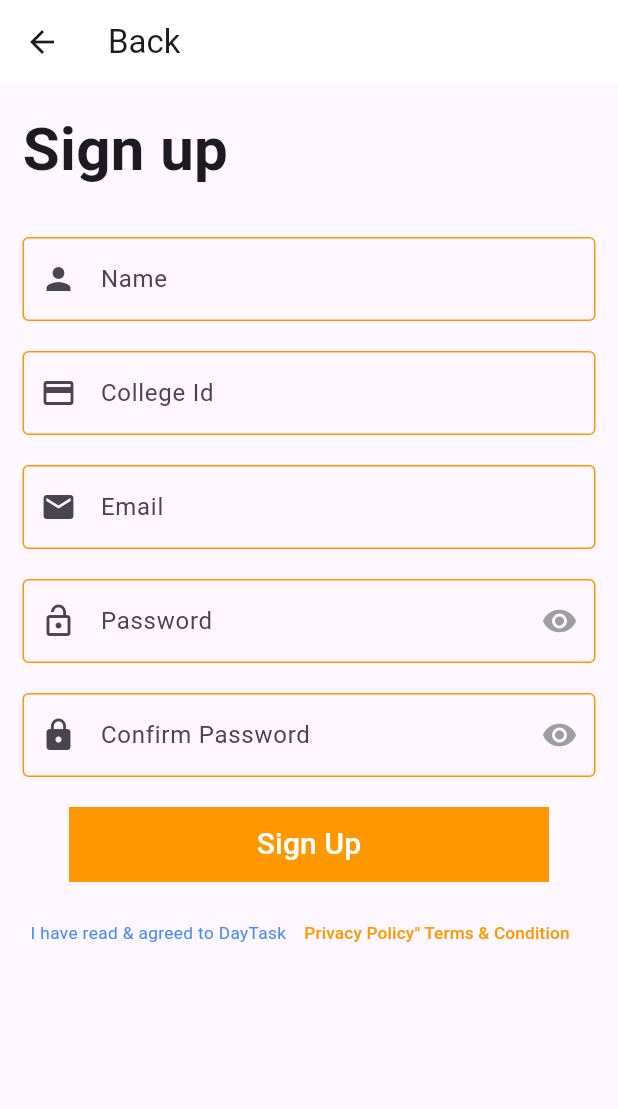
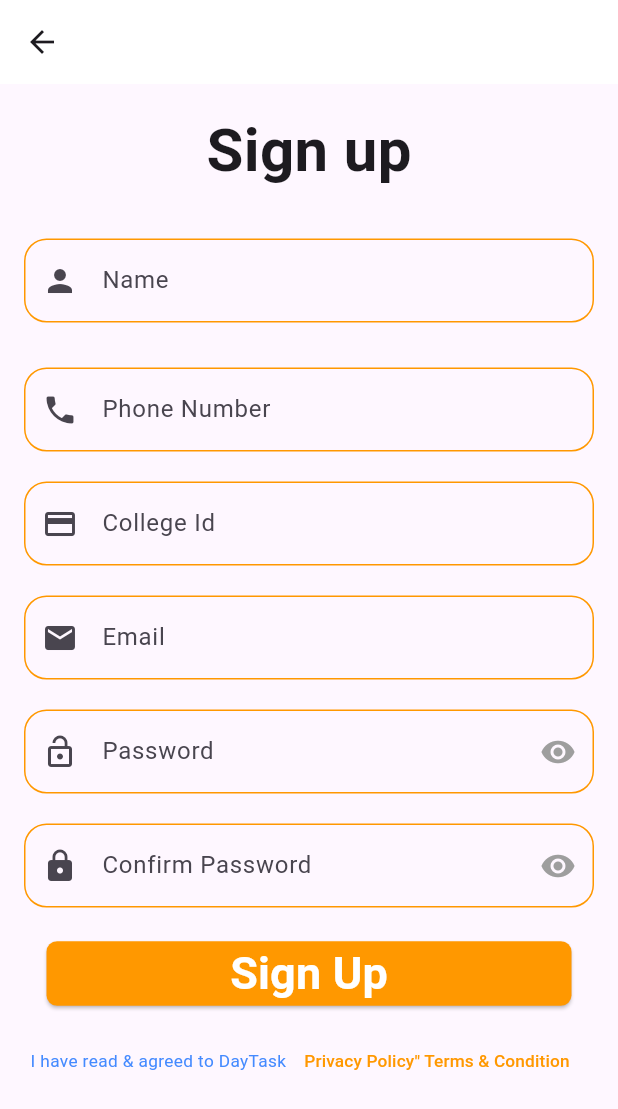
Before and after one commit to OmarMost/gis, a Flutter app: the Sign_up screen opened directly with empty values, on a phone screen of 412 x 824 dp. Shown: the top 1109 px of the screen. Run offline on Flutter 3.47's test engine with Material 3 defaults, Android fonts, the phone set to English and light mode, and no system bars; our stand-ins replace firebase_auth, firebase_core; accounts and stored records are empty; Roboto replaces fonts that are missing (DidactGothic-Regular).

Commit message:
simo login and signup

```diff
--- a/lib/Screens/on_boarding.dart
+++ b/lib/Screens/onboarding_Screens/on_boarding.dart
@@ -1,7 +1,7 @@
 import 'package:flutter/material.dart';
 import 'package:gis/Screens/SecurtyScreens/homesecurty.dart';
 import 'package:gis/Screens/help.dart';
-import 'student_home.dart'; //By Elgammal
+import '../student_home.dart'; //By Elgammal
 import 'on_boarding2.dart';
 
 class Onboarding extends StatelessWidget {
--- a/lib/Screens/on_boarding2.dart
+++ b/lib/Screens/onboarding_Screens/on_boarding2.dart
@@ -1,5 +1,5 @@
 import 'package:flutter/material.dart';
-import 'auth_page.dart';
+import '../auth_page.dart';
 import 'on_boarding3.dart';
 
 class Onboarding2 extends StatelessWidget {
--- a/lib/Screens/on_boarding3.dart
+++ b/lib/Screens/onboarding_Screens/on_boarding3.dart
@@ -1,5 +1,5 @@
 import 'package:flutter/material.dart';
-import 'auth_page.dart';
+import '../auth_page.dart';
 import 'on_boarding4.dart';
 
 class Onboarding3 extends StatelessWidget {
--- a/lib/Screens/on_boarding4.dart
+++ b/lib/Screens/onboarding_Screens/on_boarding4.dart
@@ -1,4 +1,4 @@
-import 'auth_page.dart';
+import '../auth_page.dart';
 import 'package:flutter/material.dart';
 
 class Onboarding4 extends StatelessWidget {
--- a/lib/Screens/signup.dart
+++ b/lib/Screens/signup.dart
@@ -2,12 +2,10 @@ import 'package:flutter/material.dart';
 import 'package:firebase_auth/firebase_auth.dart';
 import 'package:flutter/widgets.dart';
 import 'package:gis/Screens/home.dart';
-
-
+import 'package:gis/Screens/student_home.dart';
 
 class Sign_up extends StatefulWidget {
   const Sign_up({super.key, required void Function() onPressed});
-
   @override
   State<Sign_up> createState() => _Sign_upState();
 }
@@ -28,7 +26,7 @@ class _Sign_upState extends State<Sign_up> {
       Navigator.push(
           context,
           MaterialPageRoute(
-            builder: (context) => Home(),
+            builder: (context) => StudentHome(),
           ));
     } else {
       print('Password doesnt match');
@@ -36,24 +34,22 @@ class _Sign_upState extends State<Sign_up> {
   }
 
   @override
- Widget build(BuildContext context)  {
+  Widget build(BuildContext context) {
     return Scaffold(
       appBar: AppBar(
-        leading:const BackButton(),
-        title:const Text("Back"),
+        leading: const BackButton(),
         centerTitle: false,
-        backgroundColor: Colors.white,),
-      body : Padding(
-        padding: const EdgeInsets.all(15.0),
-        child : SingleChildScrollView(
-       child :Column(
-        children :
-        [
+        backgroundColor: Colors.white,
+      ),
+      body: Padding(
+        padding: const EdgeInsets.all(16.0),
+        child: SingleChildScrollView(
+          child: Column(children: [
             Row(
+              mainAxisAlignment: MainAxisAlignment.center,
               children: [
-            const Text (
+                const Text(
                   'Sign up',
-
                   style: TextStyle(
                     fontSize: 40.0,
                     fontWeight: FontWeight.bold,
@@ -61,38 +57,60 @@ class _Sign_upState extends State<Sign_up> {
                 ),
               ],
             ),
-      const SizedBox(height:30.0 ,),
+            const SizedBox(
+              height: 30.0,
+            ),
             TextFormField(
                 //controller: nameController,
-       decoration: const InputDecoration(
+                decoration: InputDecoration(
               labelText: 'Name',
               prefixIcon: Icon(Icons.person),
               enabledBorder: OutlineInputBorder(
-        borderSide: BorderSide(color: Colors.orange)
-       )
-       )
+                  borderSide: BorderSide(color: Colors.orange),
+                  borderRadius: BorderRadius.circular(15)),
+            )),
+            const SizedBox(
+              height: 30.0,
             ),
-       const SizedBox(height: 20.0,),
+            TextFormField(
+                keyboardType: TextInputType.phone, //controller: nameController,
+                decoration: InputDecoration(
+                  labelText: 'Phone Number',
+                  prefixIcon: Icon(Icons.phone),
+                  enabledBorder: OutlineInputBorder(
+                      borderSide: BorderSide(color: Colors.orange),
+                      borderRadius: BorderRadius.circular(15)),
+                )),
+            const SizedBox(
+              height: 20.0,
+            ),
             TextFormField(
               //controller: collegeIdController,
               keyboardType: TextInputType.phone,
-         decoration:const InputDecoration(
+              decoration: InputDecoration(
                 labelText: 'College Id',
                 prefixIcon: Icon(Icons.credit_card),
-          enabledBorder:OutlineInputBorder(borderSide: BorderSide(color: Colors.orange))
-         )
+                enabledBorder: OutlineInputBorder(
+                    borderSide: BorderSide(color: Colors.orange),
+                    borderRadius: BorderRadius.circular(15)),
               ),
-      const SizedBox(height: 20.0,),
+            ),
+            const SizedBox(
+              height: 20.0,
+            ),
             TextFormField(
                 controller: emailController,
                 keyboardType: TextInputType.emailAddress,
-        decoration:const InputDecoration(
+                decoration: InputDecoration(
                   labelText: 'Email',
                   prefixIcon: Icon(Icons.email),
-          enabledBorder: OutlineInputBorder(borderSide: BorderSide(color: Colors.orange))
-        )
+                  enabledBorder: OutlineInputBorder(
+                      borderSide: BorderSide(color: Colors.orange),
+                      borderRadius: BorderRadius.circular(15)),
+                )),
+            const SizedBox(
+              height: 20.0,
             ),
-     const SizedBox(height: 20.0,),
             TextFormField(
                 controller: passwordController,
                 keyboardType: TextInputType.visiblePassword,
@@ -101,12 +119,13 @@ class _Sign_upState extends State<Sign_up> {
                   labelText: 'Password',
                   prefixIcon: Icon(Icons.lock_open),
                   suffixIcon: togglePassword(),
-
-          enabledBorder: OutlineInputBorder(borderSide: BorderSide(color: Colors.orange))
-
-        )
+                  enabledBorder: OutlineInputBorder(
+                      borderSide: BorderSide(color: Colors.orange),
+                      borderRadius: BorderRadius.circular(15)),
+                )),
+            SizedBox(
+              height: 20.0,
             ),
-         SizedBox(height: 20.0,),
             TextFormField(
               controller: confpasswordController,
               keyboardType: TextInputType.visiblePassword,
@@ -115,30 +134,39 @@ class _Sign_upState extends State<Sign_up> {
                 labelText: 'Confirm Password',
                 prefixIcon: Icon(Icons.lock),
                 suffixIcon: togglePassword2(),
-
-          enabledBorder: OutlineInputBorder(borderSide: BorderSide(color: Colors.orange) )
+                enabledBorder: OutlineInputBorder(
+                    borderSide: BorderSide(color: Colors.orange),
+                    borderRadius: BorderRadius.circular(15)),
               ),
             ),
-        SizedBox(height: 20.0,),
-        Container(
-          width: 320.0,
-          color: Colors.orange,
-          height: 50.0,
-       child: MaterialButton(
-          onPressed:() {
-            Navigator.push(context,
-             MaterialPageRoute(builder: (context) => Home()));
+            SizedBox(
+              height: 20.0,
+            ),
+            Center(
+              child: SizedBox(
+                width: 350, // width of button
+                child: ElevatedButton(
+                  onPressed: () {
+                    signup();
                   },
+                  style: ElevatedButton.styleFrom(
+                      backgroundColor: Colors.orange,
+                      shape: RoundedRectangleBorder(
+                          borderRadius: BorderRadius.circular(7.0))),
                   child: Text(
                     'Sign Up',
                     style: TextStyle(
-              fontSize: 20.0,
                       color: Colors.white,
+                      fontWeight: FontWeight.bold,
+                      fontSize: 30.0,
                     ),
                   ),
                 ),
               ),
-        SizedBox(height: 10.0,),
+            ),
+            SizedBox(
+              height: 10.0,
+            ),
             Row(
               mainAxisAlignment: MainAxisAlignment.center,
               children: [
@@ -147,11 +175,8 @@ class _Sign_upState extends State<Sign_up> {
                   style: TextStyle(
                     fontSize: 11.5,
                     color: Colors.blueAccent,
-
                   ),
-
                 ),
-
                 TextButton(
                   onPressed: () {},
                   child: Text(
@@ -164,26 +189,37 @@ class _Sign_upState extends State<Sign_up> {
                 )
               ],
             )
-        ]
-    ),
+          ]),
         ),
       ),
     );
   }
-  Widget togglePassword(){
-    return IconButton(onPressed: (){
+
+  Widget togglePassword() {
+    return IconButton(
+      onPressed: () {
         setState(() {
           _isSecurePassword1 = !_isSecurePassword1;
         });
-    }, icon:_isSecurePassword1 ?Icon(Icons.visibility):Icon(Icons.visibility_off),
-    color: Colors.grey, );
+      },
+      icon: _isSecurePassword1
+          ? Icon(Icons.visibility)
+          : Icon(Icons.visibility_off),
+      color: Colors.grey,
+    );
   }
-   Widget togglePassword2(){
-    return IconButton(onPressed: (){
+
+  Widget togglePassword2() {
+    return IconButton(
+      onPressed: () {
         setState(() {
           _isSecurePassword2 = !_isSecurePassword2;
         });
-    }, icon:_isSecurePassword2 ?Icon(Icons.visibility):Icon(Icons.visibility_off),
-    color: Colors.grey, );
+      },
+      icon: _isSecurePassword2
+          ? Icon(Icons.visibility)
+          : Icon(Icons.visibility_off),
+      color: Colors.grey,
+    );
   }
 }
--- a/lib/main.dart
+++ b/lib/main.dart
@@ -12,7 +12,7 @@ import 'package:gis/firebase_options.dart';
 import 'package:gis/Screens/profile.dart';
 import 'package:gis/Screens/profile_Help.dart';
 import 'package:gis/Screens/loginScreen.dart';
-import 'Screens/on_boarding.dart'; //Main
+import 'Screens/onboarding_Screens/on_boarding.dart'; //Main
 
 void main() async {
   WidgetsFlutterBinding.ensureInitialized();
```
Also changed, not shown: lib/Screens/loginScreen.dart (+48 -28 lines). Lines whose indentation alone changed are shown as unchanged.
